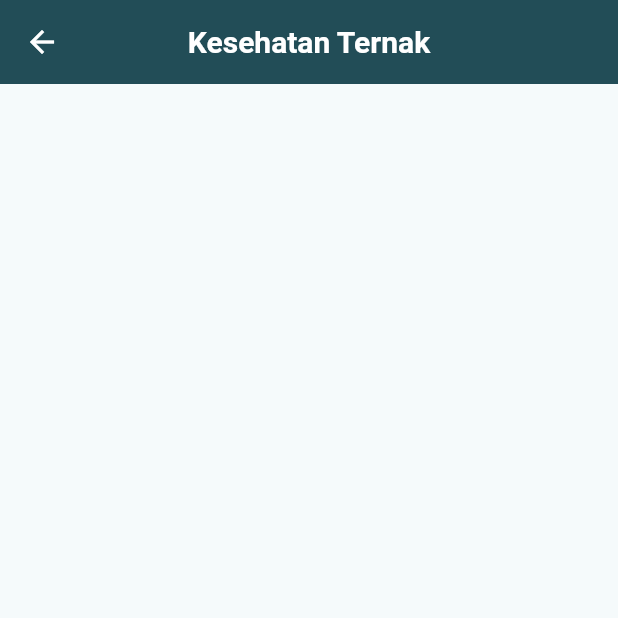
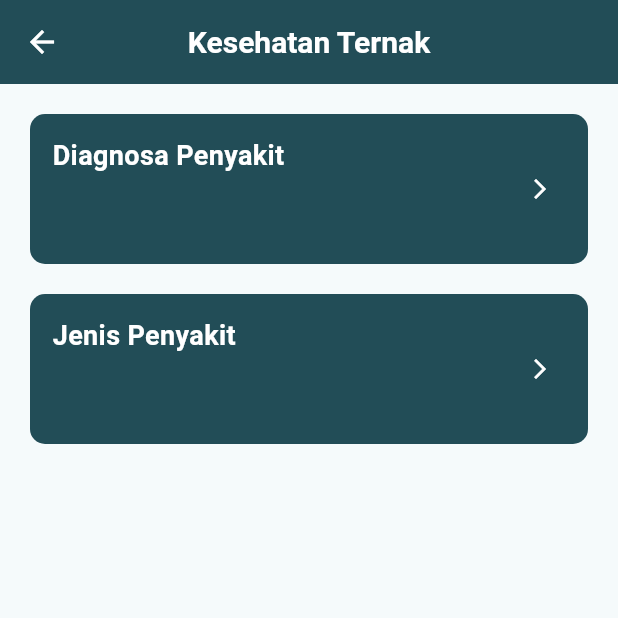
Before and after one commit to IJ4L/sapy_sakit, a Flutter app: the HomePageUser screen opened by its route, after a tap on "Kesehatan Ternak", on a phone screen of 412 x 824 dp, the top half of it. Run offline on Flutter 3.47's test engine with Material 2 defaults, Android fonts, the phone set to English and light mode, and no system bars; our stand-ins replace google_fonts.

Commit message:
feat: add kesehatan_ternak, tentang

```diff
--- a/lib/core/themes/app_font.dart
+++ b/lib/core/themes/app_font.dart
@@ -35,6 +35,10 @@ extension AppFontSize on TextStyle {
     return copyWith(fontSize: 16);
   }
 
+  TextStyle get s18 {
+    return copyWith(fontSize: 18);
+  }
+
   TextStyle get s20 {
     return copyWith(fontSize: 20);
   }
--- a/lib/main.dart
+++ b/lib/main.dart
@@ -1,9 +1,13 @@
 import 'package:cow_predict/presentation/page/admin/signin_admin_page.dart';
 import 'package:cow_predict/presentation/page/signin_page.dart';
+import 'package:cow_predict/presentation/page/user/data_penyakit_page.dart';
 import 'package:cow_predict/presentation/page/user/data_peternak_page.dart';
+import 'package:cow_predict/presentation/page/user/diagnosa_page.dart';
+import 'package:cow_predict/presentation/page/user/hasil_diagnosa_page.dart';
 import 'package:cow_predict/presentation/page/user/home_page_user.dart';
 import 'package:cow_predict/presentation/page/user/kesehatan_ternak_page.dart';
 import 'package:cow_predict/presentation/page/user/tambah_data_peternak_page.dart';
+import 'package:cow_predict/presentation/page/user/tentang_page.dart';
 import 'package:flutter/material.dart';
 
 void main() {
@@ -34,6 +38,10 @@ class MyApp extends StatelessWidget {
         "/homepage_user/data_peternak": (_) => const DataPeternakPage(),
         "/homepage_user/data_peternak/tambah_data_peternak": (_) => const TambahDataPeternakPage(),
         "/homepage_user/kesehatan_ternak": (_) => const KesehatanTernakPage(),
+        "/homepage_user/kesehatan_ternak/diagnosa": (_) => const DiagnosaPage(),
+        "/homepage_user/kesehatan_ternak/diagnosa/hasil_diagnosa": (_) => const HasilDiagnosaPage(),
+        "/homepage_user/kesehatan_ternak/data_penyakit": (_) => const DataPenyaktiPage(),
+        "/homepage_user/tentang": (_) => const TentangPage(),
       },
     );
   }
--- a/lib/presentation/page/user/home_page_user.dart
+++ b/lib/presentation/page/user/home_page_user.dart
@@ -62,7 +62,7 @@ class HomePageUser extends StatelessWidget {
                       padding: const EdgeInsets.all(12.0),
                       child: Text(
                         "Data Peternak",
-                        style: AppFont.semiBold.s20.copyWith(
+                        style: AppFont.semiBold.s18.copyWith(
                           color: Theme.of(context).colorScheme.secondary,
                         ),
                       ),
@@ -91,7 +91,7 @@ class HomePageUser extends StatelessWidget {
                           padding: const EdgeInsets.all(12.0),
                           child: Text(
                             "Kesehatan Ternak",
-                            style: AppFont.semiBold.s20.copyWith(
+                            style: AppFont.semiBold.s18.copyWith(
                               color: Colors.white,
                             ),
                           ),
@@ -99,7 +99,9 @@ class HomePageUser extends StatelessWidget {
                       ),
                     ),
                     InkWell(
-                      onTap: () => {},
+                      onTap: () => {
+                        Navigator.pushNamed(context, "/homepage_user/tentang")
+                      },
                       borderRadius: BorderRadius.circular(10),
                       child: Container(
                         height: MediaQuery.of(context).size.height / 4,
@@ -115,7 +117,7 @@ class HomePageUser extends StatelessWidget {
                           padding: const EdgeInsets.all(12.0),
                           child: Text(
                             "Tentang",
-                            style: AppFont.semiBold.s20.copyWith(
+                            style: AppFont.semiBold.s18.copyWith(
                               color: Theme.of(context).colorScheme.secondary,
                             ),
                           ),
--- a/lib/presentation/page/user/kesehatan_ternak_page.dart
+++ b/lib/presentation/page/user/kesehatan_ternak_page.dart
@@ -20,10 +20,91 @@ class KesehatanTernakPage extends StatelessWidget {
         ),
         backgroundColor: Theme.of(context).colorScheme.secondary,
       ),
-      body: const Column(
-        children: [
-
-        ],
+      body: Padding(
+        padding: const EdgeInsets.all(20),
+        child: Column(
+          children: [
+            GestureDetector(
+              onTap: () => {
+                Navigator.pushNamed(
+                  context,
+                  "/homepage_user/kesehatan_ternak/diagnosa",
+                )
+              },
+              child: Container(
+                height: 100,
+                width: double.infinity,
+                padding: const EdgeInsets.only(
+                  left: 15,
+                  right: 24,
+                  top: 15,
+                  bottom: 15,
+                ),
+                decoration: BoxDecoration(
+                  color: Theme.of(context).colorScheme.secondary,
+                  borderRadius: BorderRadius.circular(10),
+                ),
+                child: Row(
+                  mainAxisAlignment: MainAxisAlignment.spaceBetween,
+                  crossAxisAlignment: CrossAxisAlignment.start,
+                  children: [
+                    Text(
+                      "Diagnosa Penyakit",
+                      style: AppFont.semiBold.s18.copyWith(color: Colors.white),
+                    ),
+                    const Center(
+                      child: Icon(
+                        Icons.arrow_forward_ios_outlined,
+                        size: 16,
+                        color: Colors.white,
+                      ),
+                    )
+                  ],
+                ),
+              ),
+            ),
+            const SizedBox(height: 20.0),
+            GestureDetector(
+              onTap: () => {
+                Navigator.pushNamed(
+                  context,
+                  "/homepage_user/kesehatan_ternak/data_penyakit",
+                )
+              },
+              child: Container(
+                height: 100,
+                width: double.infinity,
+                padding: const EdgeInsets.only(
+                  left: 15,
+                  right: 24,
+                  top: 15,
+                  bottom: 15,
+                ),
+                decoration: BoxDecoration(
+                  color: Theme.of(context).colorScheme.secondary,
+                  borderRadius: BorderRadius.circular(10),
+                ),
+                child: Row(
+                  mainAxisAlignment: MainAxisAlignment.spaceBetween,
+                  crossAxisAlignment: CrossAxisAlignment.start,
+                  children: [
+                    Text(
+                      "Jenis Penyakit",
+                      style: AppFont.semiBold.s18.copyWith(color: Colors.white),
+                    ),
+                    const Center(
+                      child: Icon(
+                        Icons.arrow_forward_ios_outlined,
+                        size: 16,
+                        color: Colors.white,
+                      ),
+                    )
+                  ],
+                ),
+              ),
+            )
+          ],
+        ),
       ),
     );
   }
```
Also changed, not shown: lib/presentation/page/user/data_penyakit_page.dart (added, +47 -0 lines), lib/presentation/page/user/data_peternak_page.dart (+55 -55 lines), lib/presentation/page/user/diagnosa_page.dart (added, +70 -0 lines), lib/presentation/page/user/hasil_diagnosa_page.dart (added, +28 -0 lines), lib/presentation/page/user/tentang_page.dart (added, +33 -0 lines).
